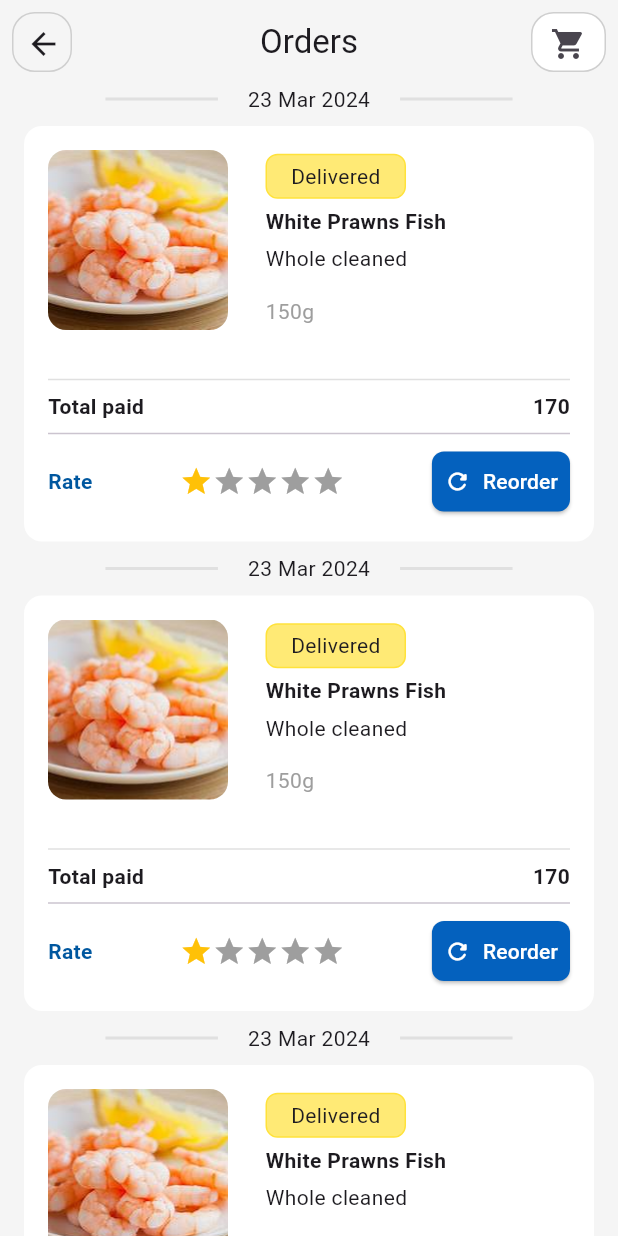
After one commit to Rari-RageSS4/ecom, a Flutter app: the Order screen opened directly, on a phone screen of 412 x 824 dp. The commit adds this screen. Run offline on Flutter 3.47's test engine with Material 3 defaults, Android fonts, the phone set to English and light mode, and no system bars; drawn by our look-alikes of flutter_rating_bar; our stand-ins replace get, google_fonts, smooth_page_indicator.

Commit message:
Order Screen

```diff
--- a/lib/pages/onboarding/onboarding_binding.dart
+++ b/lib/presentation/bindings/onboarding_binding.dart
@@ -1,4 +1,4 @@
-import 'package:ecom/pages/onboarding/onboarding_controller.dart';
+import 'package:ecom/presentation/controllers/onboarding_controller.dart';
 import 'package:get/get.dart';
 
 class OnboardingBinding extends Bindings{
--- a/lib/pages/splashscreen/splash_binding.dart
+++ b/lib/presentation/bindings/splash_binding.dart
@@ -1,4 +1,4 @@
-import 'package:ecom/pages/splashscreen/splash_controller.dart';
+import 'package:ecom/presentation/controllers/splash_controller.dart';
 import 'package:get/get.dart';
 
 class SplashBinding extends Bindings{
--- a/lib/pages/onboarding/onboarding_controller.dart
+++ b/lib/presentation/controllers/onboarding_controller.dart
@@ -1,3 +1,4 @@
+import 'package:ecom/presentation/screens/order.dart';
 import 'package:flutter/material.dart';
 import 'package:get/get.dart';
 
@@ -17,6 +18,8 @@ class OnboardingController extends GetxController {
         curve: Curves.linear,
       );
       update([id]);
+    } else{
+      Get.to(const Order());
     }
   }
 
--- a/lib/pages/onboarding/onboarding_pageview.dart
+++ b/lib/presentation/screens/onboarding_pageview.dart
@@ -1,5 +1,5 @@
-import 'package:ecom/pages/onboarding/onboarding.dart';
-import 'package:ecom/pages/onboarding/onboarding_controller.dart';
+import 'package:ecom/presentation/screens/onboarding.dart';
+import 'package:ecom/presentation/controllers/onboarding_controller.dart';
 import 'package:flutter/material.dart';
 import 'package:get/get.dart';
 import 'package:smooth_page_indicator/smooth_page_indicator.dart';
--- /dev/null
+++ b/lib/presentation/screens/order.dart
@@ -0,0 +1,77 @@
+import 'package:ecom/presentation/widgets/date.dart';
+import 'package:ecom/presentation/widgets/order_item.dart';
+import 'package:flutter/material.dart';
+import 'package:flutter/widgets.dart';
+import 'package:get/get.dart';
+
+class Order extends StatelessWidget {
+  const Order({super.key});
+
+  @override
+  Widget build(BuildContext context) {
+    return Scaffold(
+      backgroundColor: Colors.grey[100],
+      appBar: AppBar(
+        backgroundColor: Colors.grey[100],
+        leading: Padding(
+          padding: const EdgeInsets.all(8.0),
+          child: Container(
+            decoration: BoxDecoration(
+              borderRadius: BorderRadius.circular(15),
+              border:
+                  Border.all(color: const Color.fromARGB(255, 207, 207, 207)),
+            ),
+            child: IconButton(
+              icon: const Icon(Icons.arrow_back),
+              tooltip: 'Go Back',
+              onPressed: () {
+                Get.back();
+              },
+            ),
+          ),
+        ),
+        centerTitle: true,
+        title: const Text('Orders'),
+        actions: [
+          Padding(
+            padding: const EdgeInsets.all(8.0),
+            child: Container(
+              decoration: BoxDecoration(
+                borderRadius: BorderRadius.circular(15),
+                border:
+                    Border.all(color: const Color.fromARGB(255, 207, 207, 207)),
+                color: Colors.white,
+              ),
+              child: IconButton(
+                icon: const Icon(Icons.shopping_cart),
+                tooltip: 'Open shopping cart',
+                onPressed: () {
+                  // handle the press
+                },
+              ),
+            ),
+          ),
+        ],
+      ),
+      body: SingleChildScrollView(
+        child: Column(
+          children: [
+            //date
+            const Date(),
+
+            // items
+            ListView.separated(
+              physics: const NeverScrollableScrollPhysics(),
+              shrinkWrap: true,
+              itemCount: 4,
+              itemBuilder: (context, index) => const OrderItem(),
+              separatorBuilder: (BuildContext context, int index) {
+                return const Date();
+              },
+            )
+          ],
+        ),
+      ),
+    );
+  }
+}
--- a/lib/pages/splashscreen/splash_screen.dart
+++ b/lib/presentation/screens/splash_screen.dart
@@ -1,4 +1,4 @@
-import 'package:ecom/pages/splashscreen/splash_controller.dart';
+import 'package:ecom/presentation/controllers/splash_controller.dart';
 import 'package:flutter/material.dart';
 import 'package:get/get.dart';
 import 'package:google_fonts/google_fonts.dart';
--- /dev/null
+++ b/lib/presentation/widgets/date.dart
@@ -0,0 +1,31 @@
+import 'package:flutter/material.dart';
+
+class Date extends StatelessWidget {
+  const Date({super.key});
+
+  @override
+  Widget build(BuildContext context) {
+    return Row(
+      mainAxisAlignment: MainAxisAlignment.center,
+      children: [
+        Container(
+          height: 2,
+          width: 75,
+          color: Colors.grey[300],
+        ),
+        const SizedBox(
+          width: 20,
+        ),
+        const Text("23 Mar 2024"),
+        const SizedBox(
+          width: 20,
+        ),
+        Container(
+          height: 2,
+          width: 75,
+          color: Colors.grey[300],
+        ),
+      ],
+    );
+  }
+}
--- /dev/null
+++ b/lib/presentation/widgets/order_item.dart
@@ -0,0 +1,164 @@
+import 'package:flutter/material.dart';
+import 'package:flutter_rating_bar/flutter_rating_bar.dart';
+
+class OrderItem extends StatelessWidget {
+  const OrderItem({super.key});
+
+  // double? _ratingValue;
+
+  @override
+  Widget build(BuildContext context) {
+    return Container(
+      margin: const EdgeInsets.symmetric(vertical: 8, horizontal: 16),
+      padding: const EdgeInsets.all(16),
+      decoration: BoxDecoration(
+        borderRadius: BorderRadius.circular(12),
+        color: Colors.white,
+      ),
+      child: Column(
+        children: [
+          // item
+          Row(
+            mainAxisAlignment: MainAxisAlignment.start,
+            children: [
+              // image
+              Container(
+                height: 120,
+                width: 120,
+                decoration: BoxDecoration(
+                    borderRadius: BorderRadius.circular(12),
+                    image: const DecorationImage(
+                        fit: BoxFit.cover,
+                        image: AssetImage('assets/prawns.jpg'))),
+              ),
+
+              const SizedBox(
+                width: 25,
+              ),
+
+              // description
+              Column(
+                crossAxisAlignment: CrossAxisAlignment.start,
+                children: [
+                  // delivered
+                  Container(
+                    padding:
+                        const EdgeInsets.symmetric(vertical: 4, horizontal: 16),
+                    decoration: BoxDecoration(
+                      border: Border.all(
+                          color: const Color.fromARGB(255, 255, 226, 59)),
+                      borderRadius: BorderRadiusDirectional.circular(8),
+                      color: const Color.fromARGB(255, 255, 234, 117),
+                    ),
+                    child: const Text('Delivered'),
+                  ),
+                  const SizedBox(
+                    height: 5,
+                  ),
+                  // item name
+                  const Text(
+                    'White Prawns Fish',
+                    style: TextStyle(fontWeight: FontWeight.bold),
+                  ),
+                  const SizedBox(
+                    height: 5,
+                  ),
+
+                  const Text("Whole cleaned"),
+                  const SizedBox(
+                    height: 15,
+                  ),
+                  // quantity
+                  const Text(
+                    "150g",
+                    style: TextStyle(color: Colors.grey),
+                  ),
+                ],
+              )
+            ],
+          ),
+
+          const SizedBox(
+            height: 25,
+          ),
+
+          Divider(color: Colors.grey[300],),
+
+          // total
+          const Row(
+            mainAxisAlignment: MainAxisAlignment.spaceBetween,
+            children: [
+              //total text
+
+              Text(
+                'Total paid',
+                style: TextStyle(
+                  fontWeight: FontWeight.bold,
+                ),
+              ),
+              // total price
+              Text(
+                '170',
+                style: TextStyle(
+                  fontWeight: FontWeight.bold,
+                ),
+              ),
+            ],
+          ),
+
+          const Divider(),
+
+          // rate
+          Row(
+            mainAxisAlignment: MainAxisAlignment.spaceBetween,
+            children: [
+              const Text(
+                "Rate",
+                style: TextStyle(
+                    color: Color.fromARGB(255, 0, 87, 159),
+                    fontWeight: FontWeight.bold),
+              ),
+              // star
+              RatingBar.builder(
+                minRating: 1,
+                maxRating: 5,
+                initialRating: 1,
+                allowHalfRating: true,
+                itemBuilder: (context, index) => const Icon(
+                  Icons.star,
+                  color: Colors.amber,
+                ),
+                unratedColor: Colors.grey,
+                onRatingUpdate: onSaveRating,
+                updateOnDrag: true,
+                itemSize: 22,
+              ),
+
+              // re order button
+              ElevatedButton.icon(
+                style: ElevatedButton.styleFrom(
+                  padding: const EdgeInsets.symmetric(vertical: 4,horizontal: 8),
+                  shape: RoundedRectangleBorder(
+                    borderRadius: BorderRadius.circular(8),
+                  ),
+                  backgroundColor: const Color.fromARGB(255, 4, 97, 190),
+                ),
+                label: const Text(
+                  "Reorder",
+                  style: TextStyle(color: Colors.white),
+                ),
+                icon: const Icon(
+                  Icons.refresh_rounded,
+                  color: Colors.white,
+                ),
+                onPressed: () {},
+              )
+            ],
+          ),
+        ],
+      ),
+    );
+  }
+
+  onSaveRating(value) {}
+}
--- a/pubspec.yaml
+++ b/pubspec.yaml
@@ -36,6 +36,7 @@ dependencies:
   cupertino_icons: ^1.0.2
   get: ^4.6.6
   smooth_page_indicator: ^1.0.0+2
+  flutter_rating_bar: ^4.0.1
 
 dev_dependencies:
   flutter_test:
```
Also changed, not shown: lib/main.dart (+4 -4 lines), assets/prawns.jpg (added), lib/presentation/bindings/order_binding.dart (added), lib/presentation/controllers/order_controller.dart (added), lib/presentation/controllers/splash_controller.dart (line endings or trailing spaces), lib/presentation/screens/onboarding.dart (renamed from lib/pages/onboarding/onboarding.dart), pubspec.lock.
